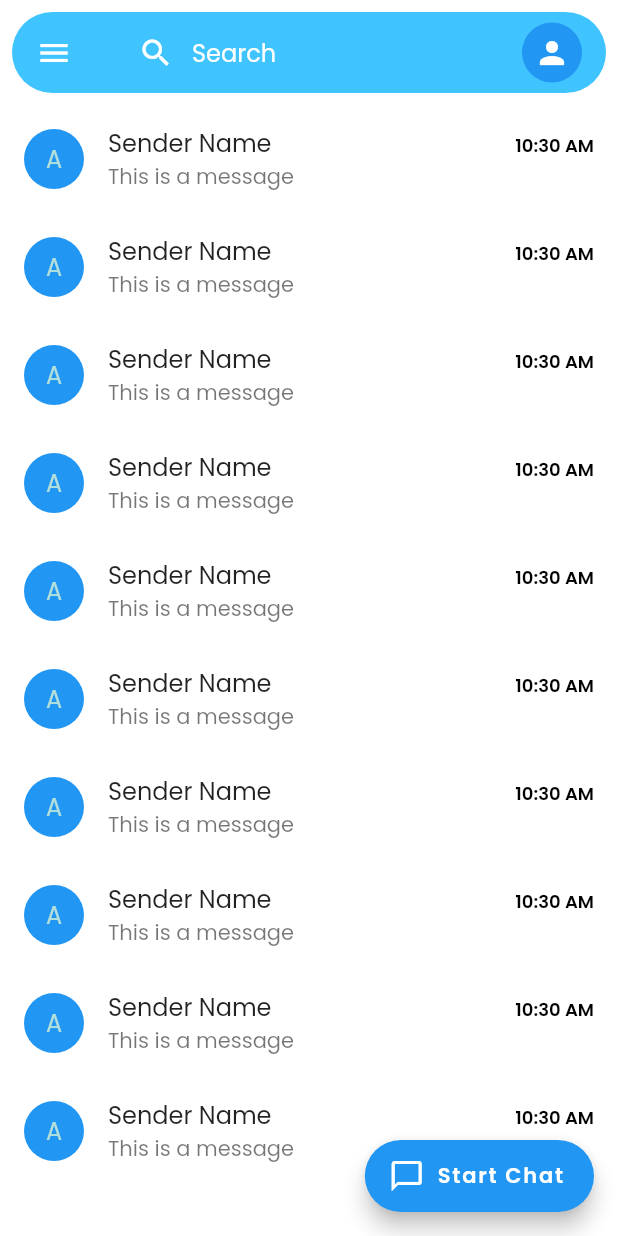
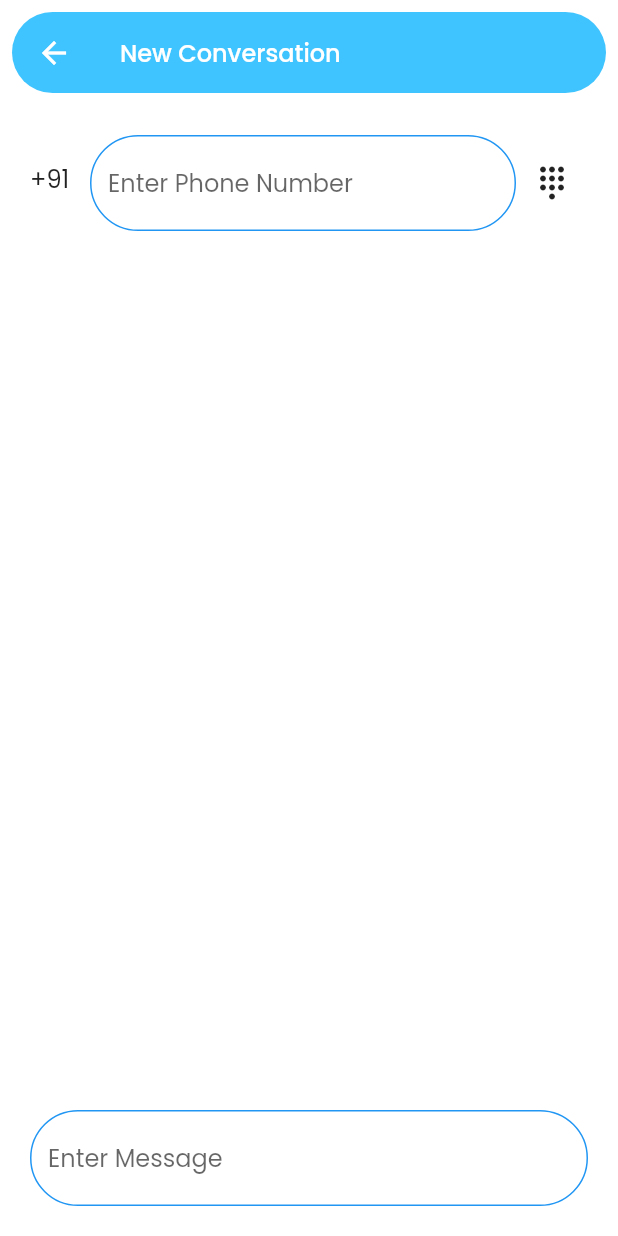
Before and after one commit to kaustav991/appOne, a Flutter app: the HomePage screen opened directly, after a tap on "Start Chat", on a phone screen of 412 x 824 dp. Run offline on Flutter 3.47's test engine with Material 2 defaults, Android fonts, the phone set to English and light mode, and no system bars; our stand-ins replace firebase_core, fluttertoast, google_fonts, intl_phone_field, pinput; accounts and stored records are empty.

Commit message:
rebuild links

```diff
--- a/app_one/lib/screens/home_page.dart
+++ b/app_one/lib/screens/home_page.dart
@@ -1,3 +1,5 @@
+import 'package:app_one/screens/start_chat.dart';
+import 'package:app_one/screens/start_chat_first.dart';
 import 'package:flutter/material.dart';
 
 class HomePage extends StatelessWidget {
@@ -74,24 +76,27 @@ class HomePage extends StatelessWidget {
                 child: ListView.builder(
                   itemCount: 10, // Replace with your actual message list
                   itemBuilder: (BuildContext context, int index) {
+                    String senderName = "Sender ${index + 1}";
+                    String timeStamp = "${index + 1}";
                     return ListTile(
-                      leading: const CircleAvatar(
+                      leading: CircleAvatar(
                         backgroundColor: Colors
                             .blue, // Replace with appropriate sender avatar
-                        child: Text(
-                            'A'), // Replace with appropriate sender initial
+                        child: Text(senderName[
+                            7]), // Replace with appropriate sender initial
                       ),
-                      title: const Text(
-                          'Sender Name'), // Replace with appropriate sender name
+                      title: Text(
+                          senderName), // Replace with appropriate sender name
                       subtitle: const Text(
                           'This is a message'), // Replace with appropriate message text
                       trailing: Column(
                         crossAxisAlignment: CrossAxisAlignment.end,
-                        children: const [
-                          SizedBox(height: 10.0), // Add SizedBox for spacing
+                        children: [
+                          const SizedBox(
+                              height: 10.0), // Add SizedBox for spacing
                           Text(
-                            '10:30 AM', // Replace with appropriate message timestamp
-                            style: TextStyle(
+                            '10:3$timeStamp AM', // Replace with appropriate message timestamp
+                            style: const TextStyle(
                                 fontSize: 12.0,
                                 color: Colors.black,
                                 fontWeight: FontWeight.w600),
@@ -107,7 +112,9 @@ class HomePage extends StatelessWidget {
         ),
         floatingActionButton: FloatingActionButton.extended(
           onPressed: () {
-            // Add your onPressed code here!
+            Navigator.of(context).push(MaterialPageRoute(
+              builder: (context) => StartChatFirst(),
+            ));
           },
           label: const Text(
             'Start Chat',
--- /dev/null
+++ b/app_one/lib/screens/start_chat_first.dart
@@ -0,0 +1,193 @@
+import 'package:app_one/screens/home_page.dart';
+import 'package:flutter/material.dart';
+import 'package:fluttertoast/fluttertoast.dart';
+
+class StartChatFirst extends StatefulWidget {
+  @override
+  _StartChatFirstState createState() => _StartChatFirstState();
+}
+
+class _StartChatFirstState extends State<StartChatFirst> {
+  bool isTyping = false; // Track whether user is typing
+  //final TextEditingController _textEditingController = TextEditingController();
+  TextEditingController _textEditingController = TextEditingController();
+  final double appBarHeight = 70.0; // Set the desired height of the AppBar
+  @override
+  Widget build(BuildContext context) {
+    return SafeArea(
+      child: Scaffold(
+        backgroundColor: Colors.white,
+        appBar: PreferredSize(
+          preferredSize: Size.fromHeight(appBarHeight),
+          child: Padding(
+            padding: const EdgeInsets.all(8.0),
+            child: AppBar(
+              backgroundColor: Colors
+                  .lightBlueAccent, // Replace with appropriate background color
+              shape: const RoundedRectangleBorder(
+                borderRadius: BorderRadius.all(
+                  Radius.circular(
+                      30), // Set the desired border radius for the AppBar
+                ),
+              ),
+              elevation: 0.0, // Remove the AppBar shadow
+              title: Container(
+                decoration: BoxDecoration(
+                  color: Colors.transparent,
+                  borderRadius: BorderRadius.circular(50),
+                ),
+                padding: const EdgeInsets.fromLTRB(0, 8, 0, 8),
+                child: Row(
+                  children: const [
+                    Expanded(
+                      child: Text('New Conversation',
+                          style: TextStyle(fontSize: 16.0)),
+                    ),
+                  ],
+                ),
+              ),
+            ),
+          ),
+        ),
+        body: Column(
+          children: [
+            Padding(
+              padding: const EdgeInsets.symmetric(horizontal: 20, vertical: 20),
+              child: Row(
+                children: [
+                  Container(
+                    height: 30.0,
+                    width: 40.0,
+                    child: const Text(
+                      '+91',
+                      style: TextStyle(fontSize: 16.0),
+                    ),
+                  ),
+                  Expanded(
+                    child: TextField(
+                      controller: _textEditingController,
+                      keyboardType:
+                          TextInputType.phone, // Set keyboard type to phone
+                      //maxLength: 10, // Set maximum length to 10 digits
+                      decoration: InputDecoration(
+                        hintText: 'Enter Phone Number', // Update hint text
+                        hintStyle: const TextStyle(
+                          fontSize: 16,
+                        ),
+                        focusedBorder: OutlineInputBorder(
+                          borderRadius: BorderRadius.circular(50),
+                          borderSide: const BorderSide(
+                            color: Colors.blue, // Set the border color to blue
+                          ),
+                        ),
+                        enabledBorder: OutlineInputBorder(
+                          borderRadius: BorderRadius.circular(50),
+                          borderSide: const BorderSide(
+                            color: Colors.blue, // Set the border color to red
+                          ),
+                        ),
+                      ),
+                      onChanged: (value) {
+                        // Manually limit input length to 10 digits
+                        if (_textEditingController.text.length > 10) {
+                          _textEditingController.text =
+                              _textEditingController.text.substring(0, 10);
+                          _textEditingController.selection =
+                              TextSelection.fromPosition(TextPosition(
+                                  offset: _textEditingController.text.length));
+                        }
+                      },
+                    ),
+                  ),
+                  IconButton(
+                    onPressed: () => '',
+                    icon: const Icon(Icons.dialpad),
+                  ),
+                ],
+              ),
+            ),
+            Expanded(
+              child: Align(
+                alignment: Alignment.bottomCenter,
+                child: Padding(
+                  padding:
+                      const EdgeInsets.symmetric(horizontal: 20, vertical: 20),
+                  child: Stack(
+                    children: [
+                      TextField(
+                        onChanged: (text) {
+                          setState(() {
+                            isTyping =
+                                text.isNotEmpty; // Update the typing flag
+                          });
+                        },
+                        decoration: InputDecoration(
+                          hintText: 'Enter Message',
+                          hintStyle: const TextStyle(
+                            fontSize: 16,
+                          ),
+                          focusedBorder: OutlineInputBorder(
+                            borderRadius: BorderRadius.circular(50),
+                            borderSide: const BorderSide(
+                              color:
+                                  Colors.blue, // Set the border color to blue
+                            ),
+                          ),
+                          enabledBorder: OutlineInputBorder(
+                            borderRadius: BorderRadius.circular(50),
+                            borderSide: const BorderSide(
+                              color: Colors.blue, // Set the border color to red
+                            ),
+                          ),
+                        ),
+                      ),
+                      if (isTyping) // Show send button only when user is typing
+                        Positioned(
+                          bottom:
+                              5, // Adjust the bottom padding for the send button
+                          right:
+                              0, // Adjust the right padding for the send button
+                          child: ElevatedButton(
+                            onPressed: () {
+                              Fluttertoast.showToast(
+                                msg: "Sending Message...",
+                                toastLength: Toast.LENGTH_SHORT,
+                                gravity: ToastGravity.BOTTOM,
+                                backgroundColor: Colors.green,
+                                textColor: Colors.white,
+                              );
+                              // Navigate to the next screen
+                              Future.delayed(const Duration(seconds: 2))
+                                  .then((value) async {
+                                Navigator.of(context).push(MaterialPageRoute(
+                                  builder: (context) => HomePage(),
+                                ));
+                              });
+                            },
+                            style: ElevatedButton.styleFrom(
+                              backgroundColor: Colors.blue,
+
+                              shape:
+                                  const CircleBorder(), // Make the button circular
+                              padding: const EdgeInsets.all(
+                                  15), // Add padding around the icon
+                            ),
+                            child: const Icon(
+                              Icons
+                                  .send, // Icon to be displayed on the send button
+                              size: 24, // Icon size
+                              color: Colors.white,
+                            ),
+                          ),
+                        ),
+                    ],
+                  ),
+                ),
+              ),
+            )
+          ],
+        ),
+      ),
+    );
+  }
+}
--- a/app_one/pubspec.yaml
+++ b/app_one/pubspec.yaml
@@ -39,6 +39,8 @@ dependencies:
   pinput: ^2.2.31
   intl_phone_field: ^3.1.0
   libphonenumber: ^2.0.2
+  firebase_core: ^2.9.0
+  firebase_auth: ^4.4.0
 
 dev_dependencies:
   flutter_test:
```
Also changed, not shown: app_one/lib/main.dart (+6 -5 lines), app_one/lib/screens/login_page.dart (+16 -7 lines), app_one/lib/screens/otp_screen.dart (+5 -4 lines), app_one/lib/screens/start_chat.dart (added, +60 -0 lines), app_one/pubspec.lock, 3 other files.
